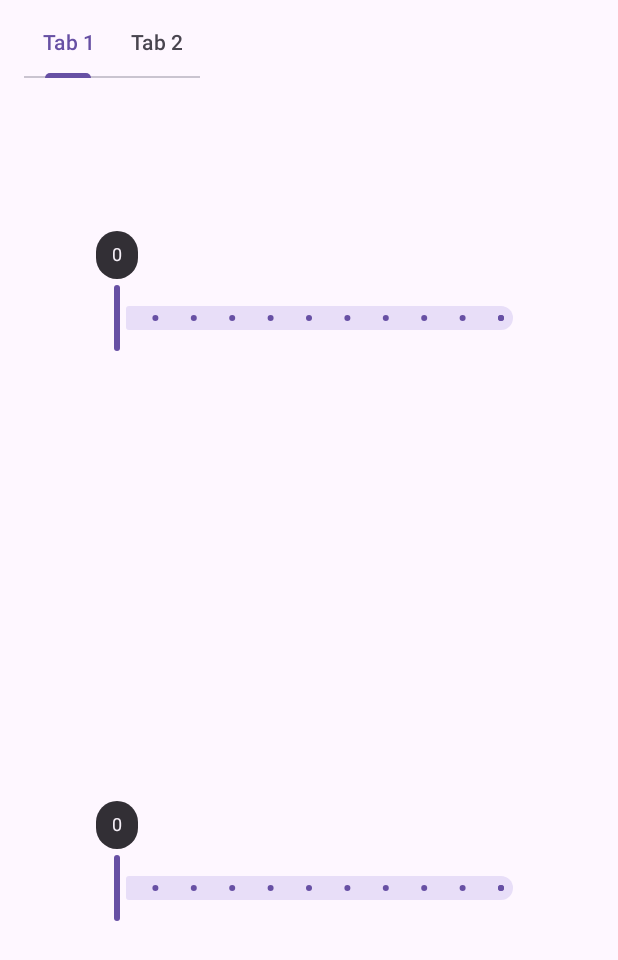
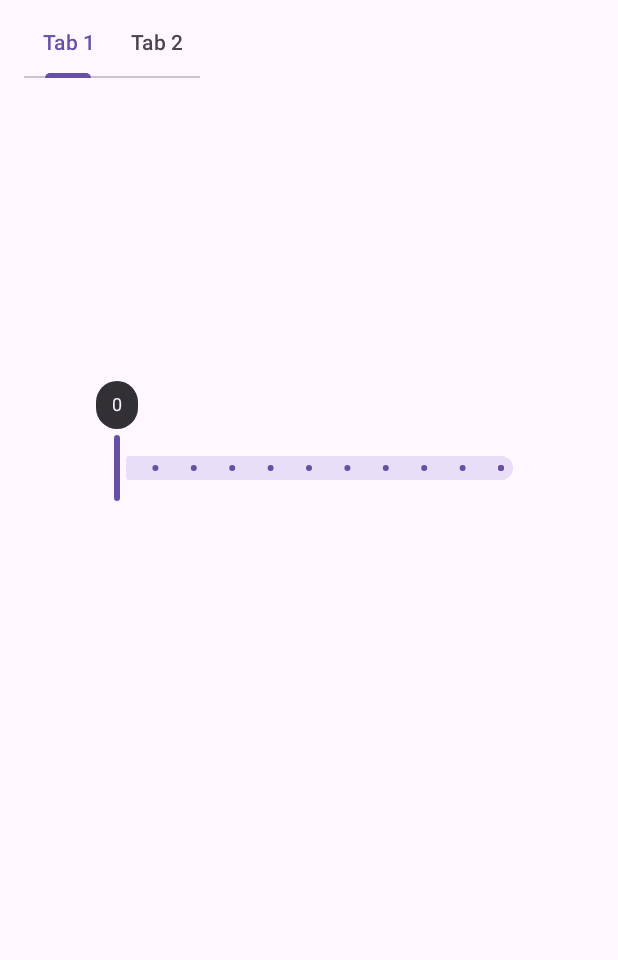
Before and after one commit to vikz95/sample-app-android-slider-label-issue, an Android app: the screen it shows after launch (MainActivity), on a phone screen of 412 x 824 dp. Shown: the top 960 px of the screen. Run offline under Robolectric (Android 15) with nearby library versions, the phone set to English and light mode, and no system bars.

Commit message:
Use only one slider per tab to not complicate view

```diff
--- a/app/src/main/res/layout/tab_fragment.xml
+++ b/app/src/main/res/layout/tab_fragment.xml
@@ -8,7 +8,7 @@
 
     <ScrollView
             android:layout_width="match_parent"
-            android:layout_height="wrap_content">
+            android:layout_height="match_parent">
 
         <LinearLayout
                 android:layout_width="match_parent"
@@ -17,7 +17,7 @@
 
             <androidx.constraintlayout.widget.ConstraintLayout
                     android:layout_width="match_parent"
-                android:layout_height="2000dp">
+                    android:layout_height="wrap_content">
 
                 <com.google.android.material.slider.Slider
                         android:id="@+id/slider1"
@@ -26,52 +26,17 @@
                         android:stepSize="1"
                         android:layout_width="300dp"
                         android:layout_height="?attr/dropdownListPreferredItemHeight"
-                    android:layout_marginTop="100dp"
+                        android:layout_marginTop="200dp"
                         app:labelBehavior="visible"
                         app:layout_constraintStart_toStartOf="parent"
                         app:layout_constraintEnd_toEndOf="parent"
                         app:layout_constraintTop_toTopOf="parent" />
 
-            <com.google.android.material.slider.Slider
-                    android:id="@+id/slider2"
-                    android:valueFrom="0"
-                    android:valueTo="10"
-                    android:stepSize="1"
-                    android:layout_width="300dp"
-                    android:layout_height="?attr/dropdownListPreferredItemHeight"
-                    android:layout_marginTop="300dp"
-                    app:labelBehavior="visible"
-                    app:layout_constraintStart_toStartOf="parent"
-                    app:layout_constraintEnd_toEndOf="parent"
-                    app:layout_constraintTop_toBottomOf="@id/slider1" />
+            </androidx.constraintlayout.widget.ConstraintLayout>
 
-            <com.google.android.material.slider.Slider
-                    android:id="@+id/slider3"
-                    android:valueFrom="0"
-                    android:valueTo="10"
-                    android:stepSize="1"
-                    android:layout_width="300dp"
-                    android:layout_height="?attr/dropdownListPreferredItemHeight"
-                    android:layout_marginTop="300dp"
-                    app:labelBehavior="visible"
-                    app:layout_constraintStart_toStartOf="parent"
-                    app:layout_constraintEnd_toEndOf="parent"
-                    app:layout_constraintTop_toBottomOf="@id/slider2" />
-
-            <com.google.android.material.slider.Slider
-                    android:id="@+id/slider4"
-                    android:valueFrom="0"
-                    android:valueTo="10"
-                    android:stepSize="1"
-                    android:layout_width="300dp"
-                    android:layout_height="?attr/dropdownListPreferredItemHeight"
-                    android:layout_marginTop="300dp"
-                    app:labelBehavior="visible"
-                    app:layout_constraintStart_toStartOf="parent"
-                    app:layout_constraintEnd_toEndOf="parent"
-                    app:layout_constraintTop_toBottomOf="@id/slider3" />
-
-        </androidx.constraintlayout.widget.ConstraintLayout>
+            <androidx.constraintlayout.widget.ConstraintLayout
+                    android:layout_width="wrap_content"
+                    android:layout_height="3000dp"/>
 
         </LinearLayout>
 
```
Lines whose indentation alone changed are shown as unchanged.
